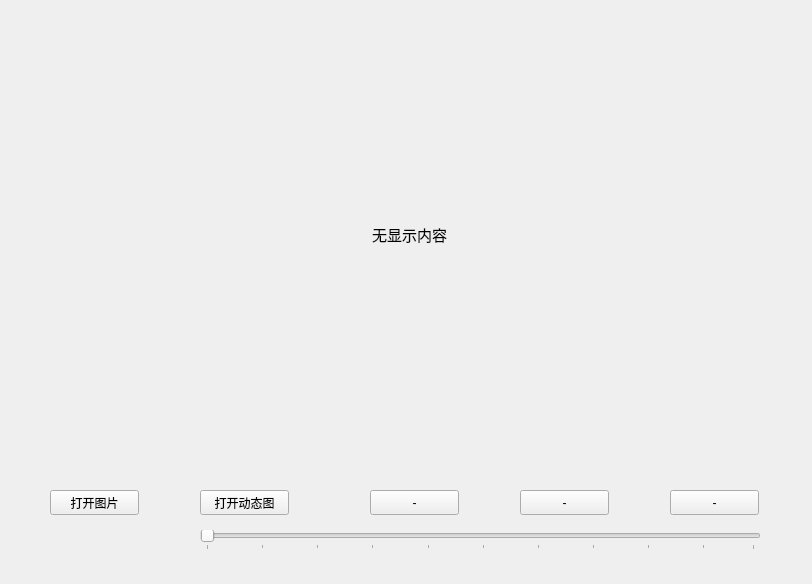
Before: the Qt Designer form exp8_ImageShow/widget.ui in Xie-Long-0/Qt_projects, drawn with Qt 5.
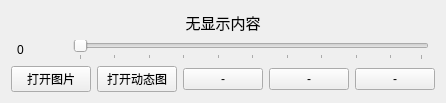
After: the same form once the commit is applied.

Diff of the .ui file:
```diff
--- a/exp8_ImageShow/widget.ui
+++ b/exp8_ImageShow/widget.ui
@@ -2,150 +2,122 @@
 <ui version="4.0">
  <class>Widget</class>
  <widget class="QWidget" name="Widget">
-  <property name="geometry">
-   <rect>
-    <x>0</x>
-    <y>0</y>
-    <width>812</width>
-    <height>584</height>
-   </rect>
-  </property>
-  <property name="minimumSize">
-   <size>
-    <width>640</width>
-    <height>480</height>
-   </size>
-  </property>
   <property name="windowTitle">
    <string>exp8_ImageShow</string>
   </property>
-  <widget class="QPushButton" name="pushButton_OpenImage">
-   <property name="geometry">
-    <rect>
-     <x>50</x>
-     <y>490</y>
-     <width>89</width>
-     <height>25</height>
-    </rect>
-   </property>
-   <property name="text">
-    <string>打开图片</string>
-   </property>
-  </widget>
-  <widget class="QPushButton" name="pushButton_OpenMovie">
-   <property name="geometry">
-    <rect>
-     <x>200</x>
-     <y>490</y>
-     <width>89</width>
-     <height>25</height>
-    </rect>
-   </property>
-   <property name="text">
-    <string>打开动态图</string>
-   </property>
-  </widget>
-  <widget class="QPushButton" name="pushButton_Func1">
-   <property name="geometry">
-    <rect>
-     <x>370</x>
-     <y>490</y>
-     <width>89</width>
-     <height>25</height>
-    </rect>
-   </property>
-   <property name="text">
-    <string>-</string>
-   </property>
-  </widget>
-  <widget class="QPushButton" name="pushButton_Func2">
-   <property name="geometry">
-    <rect>
-     <x>520</x>
-     <y>490</y>
-     <width>89</width>
-     <height>25</height>
-    </rect>
-   </property>
-   <property name="text">
-    <string>-</string>
-   </property>
-  </widget>
-  <widget class="QPushButton" name="pushButton_Func3">
-   <property name="geometry">
-    <rect>
-     <x>670</x>
-     <y>490</y>
-     <width>89</width>
-     <height>25</height>
-    </rect>
-   </property>
-   <property name="text">
-    <string>-</string>
-   </property>
-  </widget>
-  <widget class="QSlider" name="horizontalSlider">
-   <property name="geometry">
-    <rect>
-     <x>200</x>
-     <y>530</y>
-     <width>561</width>
-     <height>20</height>
-    </rect>
-   </property>
-   <property name="orientation">
-    <enum>Qt::Horizontal</enum>
-   </property>
-   <property name="tickPosition">
-    <enum>QSlider::TicksBelow</enum>
-   </property>
-   <property name="tickInterval">
-    <number>10</number>
-   </property>
-  </widget>
-  <widget class="QLabel" name="label_Slider">
-   <property name="geometry">
-    <rect>
-     <x>50</x>
-     <y>530</y>
-     <width>131</width>
-     <height>21</height>
-    </rect>
-   </property>
-   <property name="text">
-    <string/>
-   </property>
-  </widget>
-  <widget class="QLabel" name="label_Viewer">
-   <property name="geometry">
-    <rect>
-     <x>40</x>
-     <y>20</y>
-     <width>739</width>
-     <height>429</height>
-    </rect>
-   </property>
-   <property name="font">
-    <font>
-     <pointsize>11</pointsize>
-    </font>
-   </property>
-   <property name="frameShape">
-    <enum>QFrame::NoFrame</enum>
-   </property>
-   <property name="frameShadow">
-    <enum>QFrame::Plain</enum>
-   </property>
-   <property name="lineWidth">
-    <number>1</number>
-   </property>
-   <property name="text">
-    <string>无显示内容</string>
-   </property>
-   <property name="alignment">
-    <set>Qt::AlignCenter</set>
-   </property>
-  </widget>
+  <layout class="QVBoxLayout" name="verticalLayout" stretch="1,0,0">
+   <item>
+    <widget class="QLabel" name="label_Viewer">
+     <property name="font">
+      <font>
+       <pointsize>11</pointsize>
+      </font>
+     </property>
+     <property name="frameShape">
+      <enum>QFrame::NoFrame</enum>
+     </property>
+     <property name="frameShadow">
+      <enum>QFrame::Plain</enum>
+     </property>
+     <property name="lineWidth">
+      <number>1</number>
+     </property>
+     <property name="text">
+      <string>无显示内容</string>
+     </property>
+     <property name="alignment">
+      <set>Qt::AlignCenter</set>
+     </property>
+    </widget>
+   </item>
+   <item>
+    <layout class="QHBoxLayout" name="horizontalLayout_Slider">
+     <property name="spacing">
+      <number>6</number>
+     </property>
+     <property name="leftMargin">
+      <number>6</number>
+     </property>
+     <property name="rightMargin">
+      <number>6</number>
+     </property>
+     <item>
+      <widget class="QLabel" name="label_Slider">
+       <property name="sizePolicy">
+        <sizepolicy hsizetype="Fixed" vsizetype="Fixed">
+         <horstretch>0</horstretch>
+         <verstretch>0</verstretch>
+        </sizepolicy>
+       </property>
+       <property name="minimumSize">
+        <size>
+         <width>50</width>
+         <height>0</height>
+        </size>
+       </property>
+       <property name="text">
+        <string>0</string>
+       </property>
+      </widget>
+     </item>
+     <item>
+      <widget class="QSlider" name="horizontalSlider">
+       <property name="orientation">
+        <enum>Qt::Horizontal</enum>
+       </property>
+       <property name="tickPosition">
+        <enum>QSlider::TicksBelow</enum>
+       </property>
+       <property name="tickInterval">
+        <number>10</number>
+       </property>
+      </widget>
+     </item>
+    </layout>
+   </item>
+   <item>
+    <layout class="QHBoxLayout" name="horizontalLayout_Btn">
+     <property name="spacing">
+      <number>6</number>
+     </property>
+     <item>
+      <widget class="QPushButton" name="pushButton_OpenImage">
+       <property name="text">
+        <string>打开图片</string>
+       </property>
+      </widget>
+     </item>
+     <item>
+      <widget class="QPushButton" name="pushButton_OpenMovie">
+       <property name="text">
+        <string>打开动态图</string>
+       </property>
+      </widget>
+     </item>
+     <item>
+      <widget class="QPushButton" name="pushButton_Func2">
+       <property name="text">
+        <string>-</string>
+       </property>
+      </widget>
+     </item>
+     <item>
+      <widget class="QPushButton" name="pushButton_Func3">
+       <property name="text">
+        <string>-</string>
+       </property>
+      </widget>
+     </item>
+     <item>
+      <widget class="QPushButton" name="pushButton_Func1">
+       <property name="text">
+        <string>-</string>
+       </property>
+      </widget>
+     </item>
+    </layout>
+   </item>
+  </layout>
  </widget>
  <layoutdefault spacing="6" margin="11"/>
  <resources/>
```
